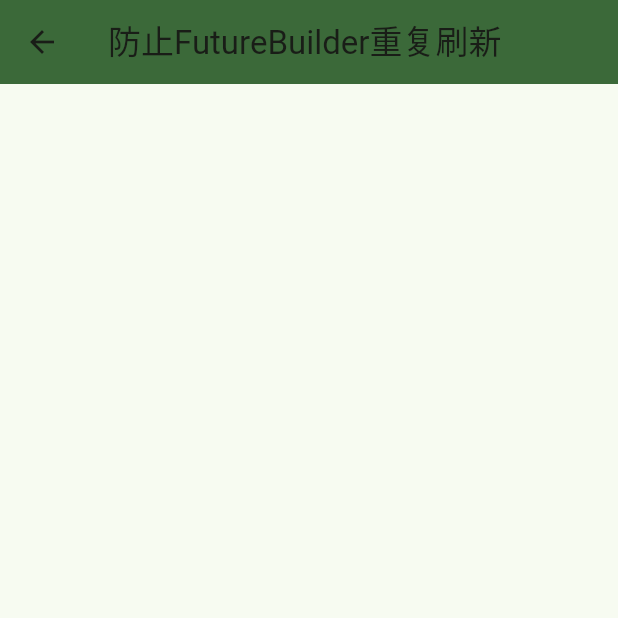
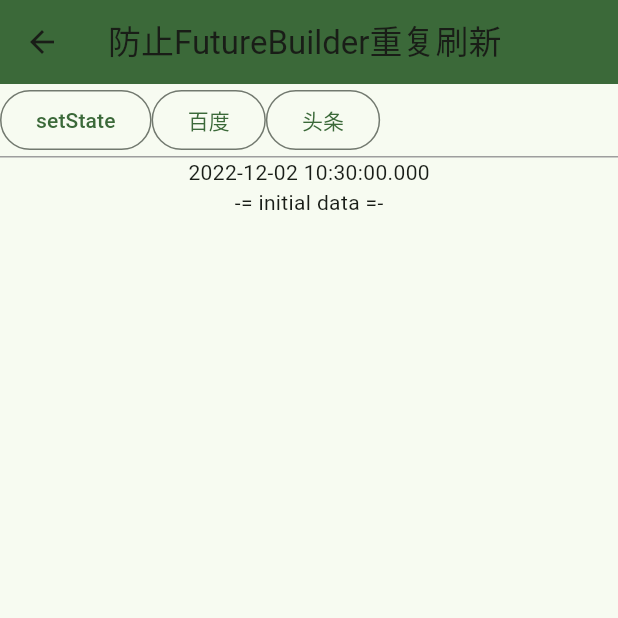
Before and after one commit to conghaonet/flutter_demo, a Flutter app: the FutureBuilderPage screen opened by its route, on a phone screen of 412 x 824 dp, the top half of it. Run offline on Flutter 3.47's test engine with Material 2 defaults, Android fonts, the phone set to English and light mode, and no system bars; our stand-ins replace go_router, scroll_to_index.

Commit message:
add future_builder_page.dart

```diff
--- a/lib/src/page/future_builder_page.dart
+++ b/lib/src/page/future_builder_page.dart
@@ -1,8 +1,39 @@
+import 'dart:convert';
+import 'dart:io';
+
 import 'package:flutter/material.dart';
 
-class FutureBuilderPage extends StatelessWidget {
+
+class FutureBuilderPage extends StatefulWidget {
   static const pagePathName = 'future_builder';
   const FutureBuilderPage({Key? key}) : super(key: key);
+
+  @override
+  State<FutureBuilderPage> createState() => _FutureBuilderPageState();
+}
+
+class _FutureBuilderPageState extends State<FutureBuilderPage> {
+  Future<String>? _future;
+
+  @override
+  void initState() {
+    super.initState();
+    /// 避免FutureBuilder重复刷新，此处是关键。
+    /// 将_future赋值给FutureBuilder.future，而不是_loadUrl函数。
+    _future = _loadUrl('https://flutter.dev');
+  }
+
+  Future<String> _loadUrl(String url) async {
+    debugPrint('==== start _loadUrl() ----');
+    await Future.delayed(const Duration(seconds: 2));
+    Future<HttpClientRequest> request = HttpClient().getUrl(Uri.parse(url));
+    Future<HttpClientResponse> response = request.then((value) {
+      return value.close();
+    });
+    return response.then((value) {
+      return value.transform(utf8.decoder).join();
+    });
+  }
 
   @override
   Widget build(BuildContext context) {
@@ -10,8 +41,52 @@ class FutureBuilderPage extends StatelessWidget {
       appBar: AppBar(
         title: const Text('防止FutureBuilder重复刷新'),
       ),
-      body: Container(
-
+      body: Column(
+        children: [
+          Row(
+            children: [
+              OutlinedButton(
+                child: const Text('setState'),
+                onPressed: () {
+                  setState(() {});
+                },
+              ),
+              OutlinedButton(
+                child: const Text('百度'),
+                onPressed: () {
+                  _future =  _loadUrl('https://wap.baidu.com');
+                  setState(() {});
+                },
+              ),
+              OutlinedButton(
+                child: const Text('头条'),
+                onPressed: () {
+                  _future =  _loadUrl('https://www.toutiao.com/');
+                  setState(() {});
+                },
+              ),
+            ],
+          ),
+          Container(height: 1, width: double.infinity, color: Colors.grey,),
+          Expanded(
+            child: FutureBuilder<String>(
+              future: _future, /// 使用Future对象，而非Future函数，可以避免重复刷新
+              initialData: '-= initial data =-',
+              builder: (context, snapshot) {
+                return Column(
+                  children: [
+                    Text(DateTime.now().toString()),
+                    Expanded(
+                      child: SingleChildScrollView(
+                        child: Text(snapshot.data ?? 'snapshot.data is null'),
+                      ),
+                    ),
+                  ],
+                );
+              },
+            ),
+          ),
+        ],
       ),
     );
   }
```
